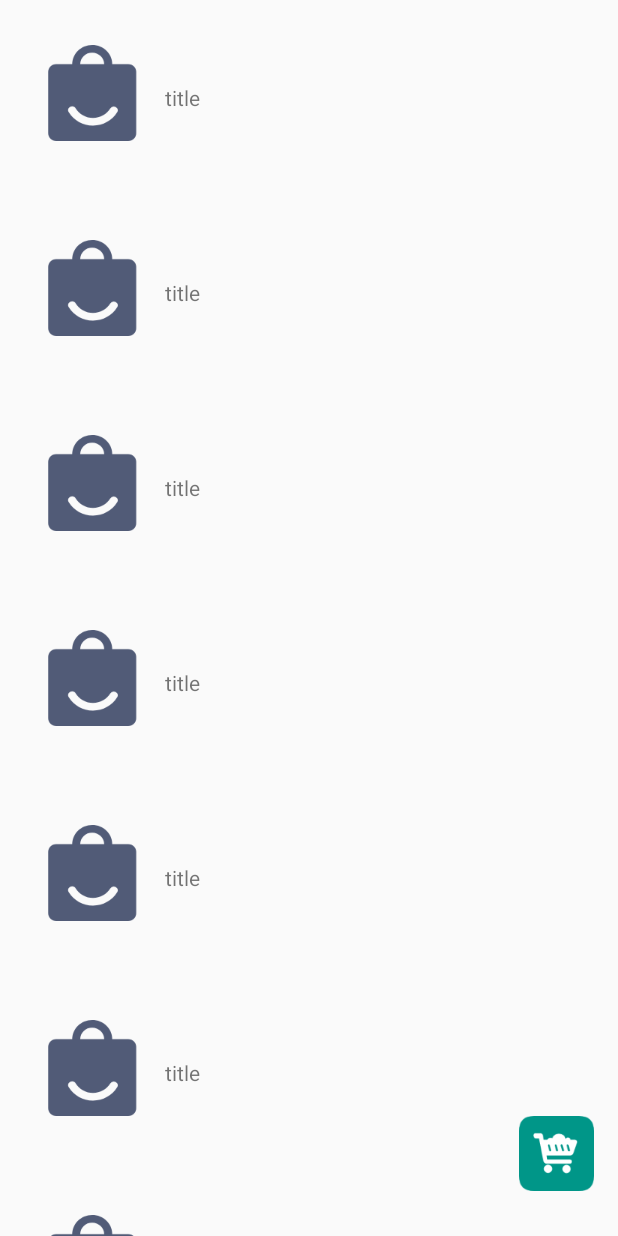
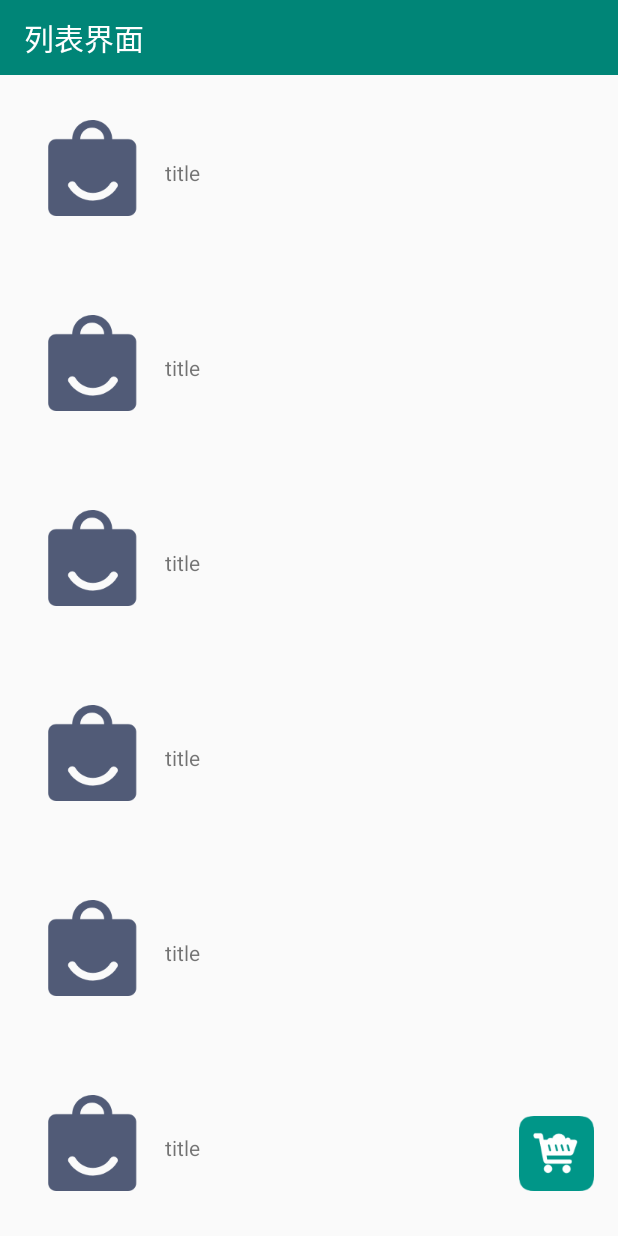
Before and after one commit to infinite-Zh/shopping-view, an Android app: the screen it shows after launch (ListActivity), on a phone screen of 412 x 824 dp. Run offline under Robolectric (Android 15) with nearby library versions, the phone set to English and light mode, and no system bars.

Commit message:
添加标题

```diff
--- a/app/src/main/res/layout/activity_list.xml
+++ b/app/src/main/res/layout/activity_list.xml
@@ -1,38 +1,50 @@
 <?xml version="1.0" encoding="utf-8"?>
 <androidx.constraintlayout.widget.ConstraintLayout xmlns:android="http://schemas.android.com/apk/res/android"
     xmlns:app="http://schemas.android.com/apk/res-auto"
-    android:orientation="vertical"
     android:layout_width="match_parent"
-    android:layout_height="match_parent">
+    android:layout_height="match_parent"
+    android:orientation="vertical">
 
+    <androidx.appcompat.widget.Toolbar
+        android:id="@+id/toolbar"
+        android:layout_width="match_parent"
+        android:layout_height="50dp"
+        android:background="@color/colorPrimary"
+        app:layout_constraintLeft_toLeftOf="parent"
+        app:layout_constraintRight_toRightOf="parent"
+        app:layout_constraintTop_toTopOf="parent"
+        app:title="列表界面"
+        app:titleTextColor="#ffffff" />
 
     <androidx.recyclerview.widget.RecyclerView
         android:id="@+id/recyclerView"
+        app:layout_constraintTop_toBottomOf="@+id/toolbar"
+        app:layout_constraintBottom_toBottomOf="parent"
         android:layout_width="match_parent"
-        android:layout_height="match_parent"/>
+        android:layout_height="0dp" />
 
 
     <ImageView
-        app:layout_constraintRight_toRightOf="parent"
-        app:layout_constraintBottom_toBottomOf="parent"
-        android:src="@mipmap/ic_car"
         android:id="@+id/shoppingCar"
+        android:layout_width="50dp"
+        android:layout_height="50dp"
         android:layout_alignParentRight="true"
         android:layout_alignParentBottom="true"
         android:layout_marginRight="16dp"
         android:layout_marginBottom="30dp"
-        android:layout_width="50dp"
-        android:layout_height="50dp"/>
+        android:src="@mipmap/ic_car"
+        app:layout_constraintBottom_toBottomOf="parent"
+        app:layout_constraintRight_toRightOf="parent" />
 
     <TextView
+        android:id="@+id/num"
+        android:layout_width="wrap_content"
+        android:layout_height="wrap_content"
+        android:text=""
+        android:textColor="#ff0000"
         android:textSize="20sp"
         android:textStyle="bold"
-        android:id="@+id/num"
-        android:text=""
-        android:textColor="#ff0000"
         app:layout_constraintCircle="@+id/shoppingCar"
-        android:layout_width="wrap_content"
-        app:layout_constraintCircleRadius="30dp"
         app:layout_constraintCircleAngle="45"
-        android:layout_height="wrap_content"/>
+        app:layout_constraintCircleRadius="30dp" />
 </androidx.constraintlayout.widget.ConstraintLayout>
```
